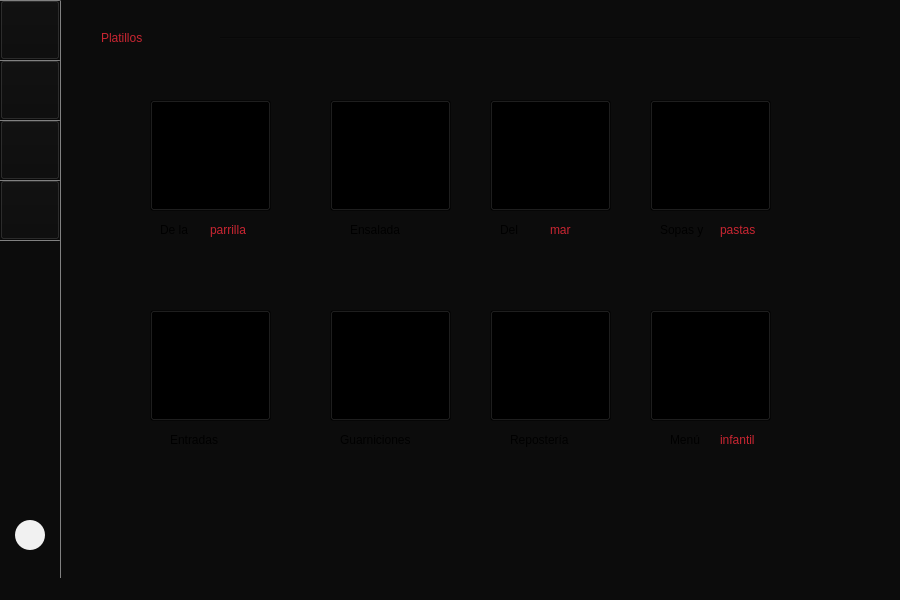
First picture: the form in Restaurante/Mesero/principal_mesero.ui, repository camvaz/restaurante-ihc, before the edit.
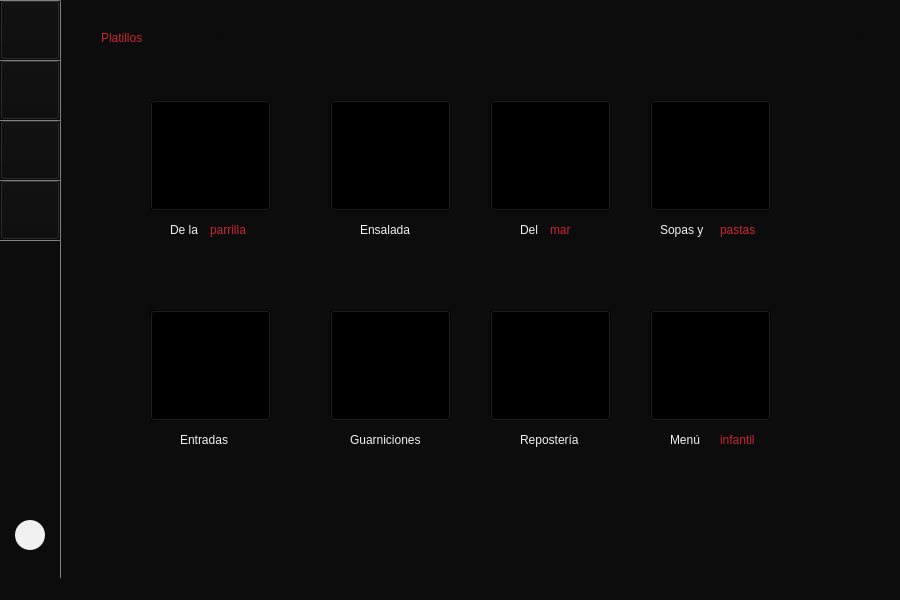
Second picture: the form after the edit.

Commit message: aplicacion a css

Patch:
```diff
--- a/Restaurante/Mesero/principal_mesero.ui
+++ b/Restaurante/Mesero/principal_mesero.ui
@@ -815,14 +815,15 @@
      <widget class="QLabel" name="label_2">
       <property name="geometry">
        <rect>
-        <x>60</x>
+        <x>70</x>
         <y>220</y>
-        <width>55</width>
+        <width>40</width>
         <height>20</height>
        </rect>
       </property>
       <property name="styleSheet">
-       <string notr="true">font: 10pt &quot;MS Shell Dlg 2&quot;;</string>
+       <string notr="true">font: 10pt &quot;MS Shell Dlg 2&quot;;
+color: rgb(241, 241, 241);</string>
       </property>
       <property name="text">
        <string>De la </string>
@@ -848,14 +849,15 @@
      <widget class="QLabel" name="label_14">
       <property name="geometry">
        <rect>
-        <x>250</x>
+        <x>260</x>
         <y>220</y>
-        <width>71</width>
+        <width>60</width>
         <height>20</height>
        </rect>
       </property>
       <property name="styleSheet">
-       <string notr="true">font: 10pt &quot;MS Shell Dlg 2&quot;;</string>
+       <string notr="true">font: 10pt &quot;MS Shell Dlg 2&quot;;
+color: rgb(241, 241, 241);</string>
       </property>
       <property name="text">
        <string>Ensalada</string>
@@ -864,14 +866,14 @@
      <widget class="QLabel" name="label_15">
       <property name="geometry">
        <rect>
-        <x>70</x>
+        <x>80</x>
         <y>430</y>
-        <width>71</width>
+        <width>60</width>
         <height>20</height>
        </rect>
       </property>
       <property name="styleSheet">
-       <string notr="true">font: 10pt &quot;MS Shell Dlg 2&quot;;</string>
+       <string notr="true">color: rgb(241, 241, 241);font: 10pt &quot;MS Shell Dlg 2&quot;;</string>
       </property>
       <property name="text">
        <string>Entradas</string>
@@ -880,14 +882,14 @@
      <widget class="QLabel" name="label_16">
       <property name="geometry">
        <rect>
-        <x>400</x>
+        <x>420</x>
         <y>220</y>
-        <width>55</width>
+        <width>30</width>
         <height>20</height>
        </rect>
       </property>
       <property name="styleSheet">
-       <string notr="true">font: 10pt &quot;MS Shell Dlg 2&quot;;</string>
+       <string notr="true">color: rgb(241, 241, 241);font: 10pt &quot;MS Shell Dlg 2&quot;;</string>
       </property>
       <property name="text">
        <string>Del </string>
@@ -920,7 +922,7 @@
        </rect>
       </property>
       <property name="styleSheet">
-       <string notr="true">font: 10pt &quot;MS Shell Dlg 2&quot;;</string>
+       <string notr="true">color: rgb(241, 241, 241);font: 10pt &quot;MS Shell Dlg 2&quot;;</string>
       </property>
       <property name="text">
        <string>Sopas y</string>
@@ -953,7 +955,7 @@
        </rect>
       </property>
       <property name="styleSheet">
-       <string notr="true">font: 10pt &quot;MS Shell Dlg 2&quot;;</string>
+       <string notr="true">color: rgb(241, 241, 241);font: 10pt &quot;MS Shell Dlg 2&quot;;</string>
       </property>
       <property name="text">
        <string>Menú</string>
@@ -979,14 +981,15 @@
      <widget class="QLabel" name="label_22">
       <property name="geometry">
        <rect>
-        <x>240</x>
+        <x>250</x>
         <y>430</y>
-        <width>100</width>
+        <width>90</width>
         <height>20</height>
        </rect>
       </property>
       <property name="styleSheet">
-       <string notr="true">font: 10pt &quot;MS Shell Dlg 2&quot;;</string>
+       <string notr="true">color: rgb(241, 241, 241);
+font: 10pt &quot;MS Shell Dlg 2&quot;;</string>
       </property>
       <property name="text">
        <string>Guarniciones</string>
@@ -995,14 +998,15 @@
      <widget class="QLabel" name="label_23">
       <property name="geometry">
        <rect>
-        <x>410</x>
+        <x>420</x>
         <y>430</y>
         <width>90</width>
         <height>20</height>
        </rect>
       </property>
       <property name="styleSheet">
-       <string notr="true">font: 10pt &quot;MS Shell Dlg 2&quot;;</string>
+       <string notr="true">color: rgb(241, 241, 241);
+font: 10pt &quot;MS Shell Dlg 2&quot;;</string>
       </property>
       <property name="text">
        <string>Repostería</string>
```
Left out of the diff: 18 changed lines with no effect on the pictures. The commit also changes 1 other file.
